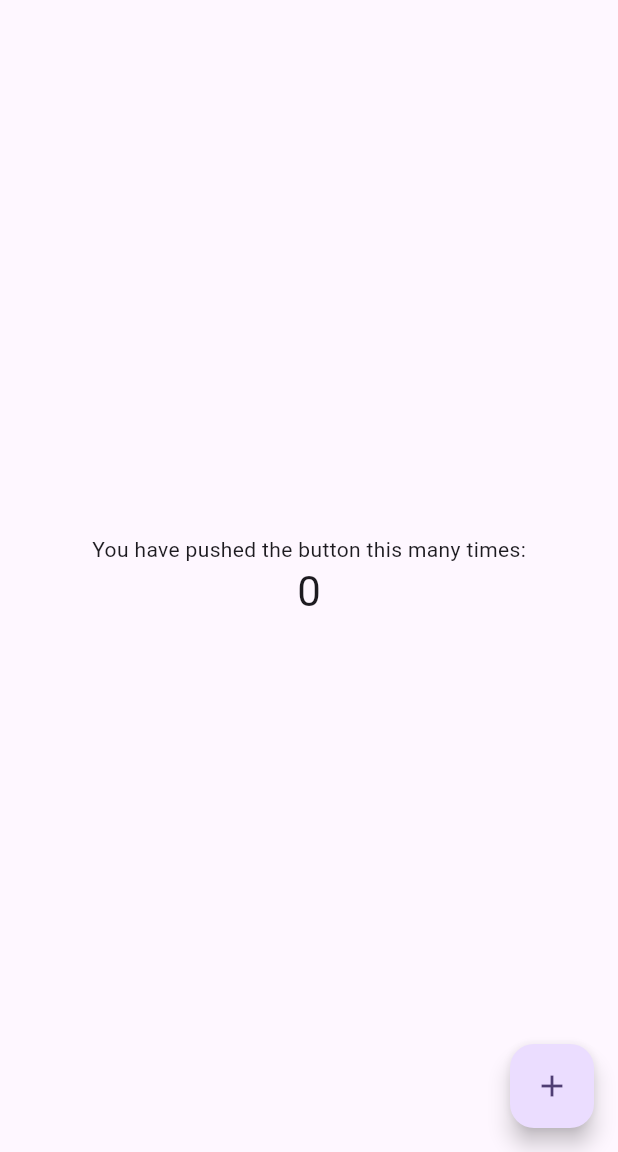
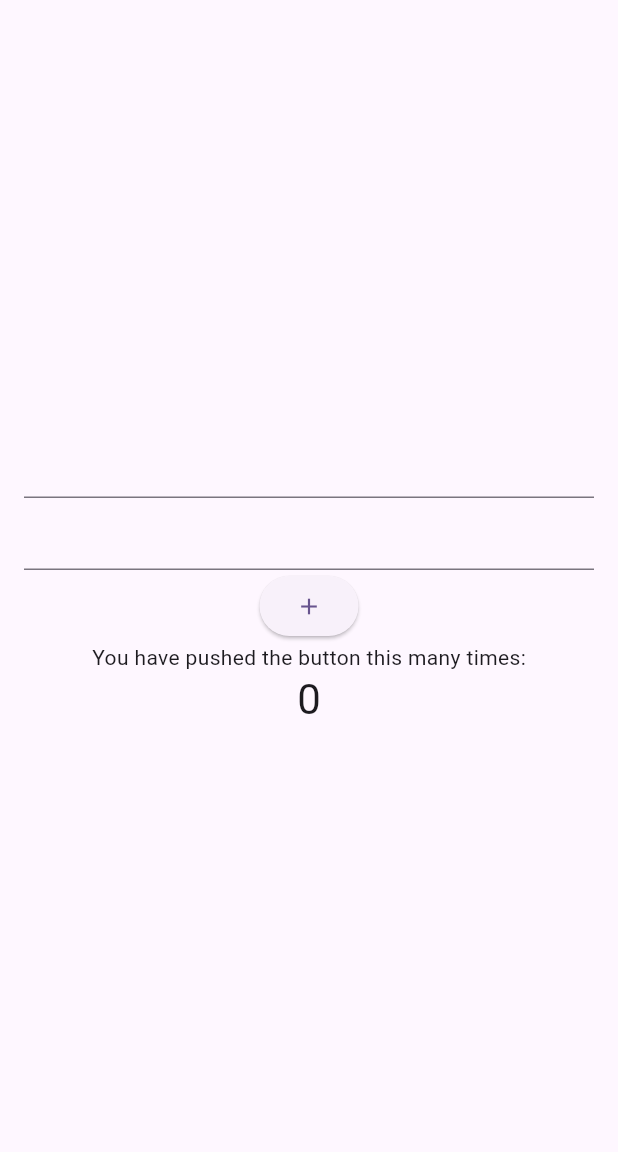
Before and after one commit to fahimcelloscope227/my_project, a Flutter app: the screen it shows after launch, on a phone screen of 412 x 824 dp, the part 84-1236 px from its top. Run offline on Flutter 3.47's test engine with Material 3 defaults, Android fonts, the phone set to English and light mode, and no system bars.

Commit message:
feat(addition): implement two number addition fix: kotlin version update and run project

```diff
--- a/lib/main.dart
+++ b/lib/main.dart
@@ -54,11 +54,22 @@ class MyHomePage extends StatefulWidget {
 }
 
 class _MyHomePageState extends State<MyHomePage> {
-  int _counter = 0;
+  int sum = 0;
+  final controllerA = TextEditingController();
+  final controllerB = TextEditingController();
 
-  void _incrementCounter() {
+
+
+  @override
+  void dispose() {
+    super.dispose();
+    controllerA.dispose();
+    controllerB.dispose();
+  }
+
+  void add(){
     setState(() {
-      _counter++;
+      sum = int.parse(controllerA.text) + int.parse(controllerB.text);
     });
   }
 
@@ -66,46 +77,38 @@ class _MyHomePageState extends State<MyHomePage> {
   Widget build(BuildContext context) {
     return Scaffold(
       appBar: AppBar(
-        // TRY THIS: Try changing the color here to a specific color (to
-        // Colors.amber, perhaps?) and trigger a hot reload to see the AppBar
-        // change color while the other colors stay the same.
         backgroundColor: Theme.of(context).colorScheme.inversePrimary,
-        // Here we take the value from the MyHomePage object that was created by
-        // the App.build method, and use it to set our appbar title.
         title: Text(widget.title),
       ),
       body: Center(
-        // Center is a layout widget. It takes a single child and positions it
-        // in the middle of the parent.
+
         child: Column(
-          // Column is also a layout widget. It takes a list of children and
-          // arranges them vertically. By default, it sizes itself to fit its
-          // children horizontally, and tries to be as tall as its parent.
-          //
-          // Column has various properties to control how it sizes itself and
-          // how it positions its children. Here we use mainAxisAlignment to
-          // center the children vertically; the main axis here is the vertical
-          // axis because Columns are vertical (the cross axis would be
-          // horizontal).
-          //
-          // TRY THIS: Invoke "debug painting" (choose the "Toggle Debug Paint"
-          // action in the IDE, or press "p" in the console), to see the
-          // wireframe for each widget.
           mainAxisAlignment: MainAxisAlignment.center,
-          children: <Widget>[
+          children: [
+            Padding(
+              padding: const EdgeInsets.symmetric(horizontal: 16.0),
+              child: TextFormField(
+
+                controller: controllerA,
+              ),
+            ),  Padding(
+              padding: const EdgeInsets.symmetric(horizontal: 16.0),
+              child: TextFormField(
+                controller: controllerB,
+              ),
+            ),
+
+            ElevatedButton(onPressed: add, child: Icon(Icons.add)),
+
             const Text('You have pushed the button this many times:'),
             Text(
-              '$_counter',
+              '$sum',
               style: Theme.of(context).textTheme.headlineMedium,
             ),
           ],
         ),
       ),
-      floatingActionButton: FloatingActionButton(
-        onPressed: _incrementCounter,
-        tooltip: 'Increment',
-        child: const Icon(Icons.add),
-      ), // This trailing comma makes auto-formatting nicer for build methods.
+     // This trailing comma makes auto-formatting nicer for build methods.
     );
   }
 }
```
Also changed, not shown: 2 other files.
